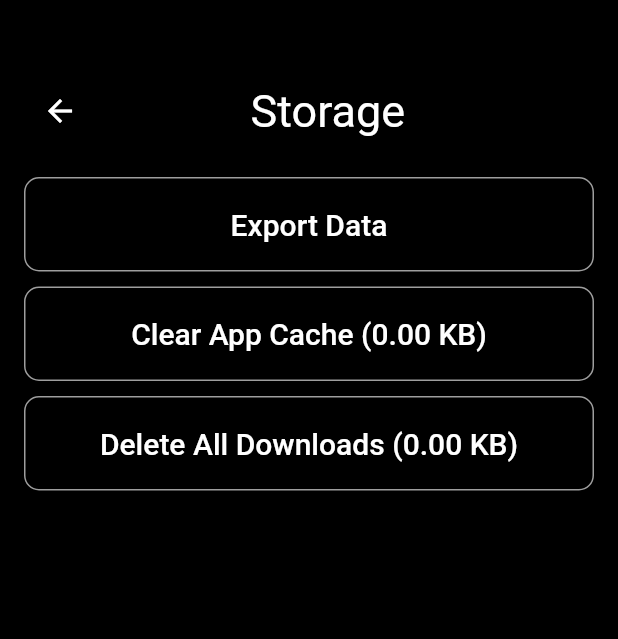
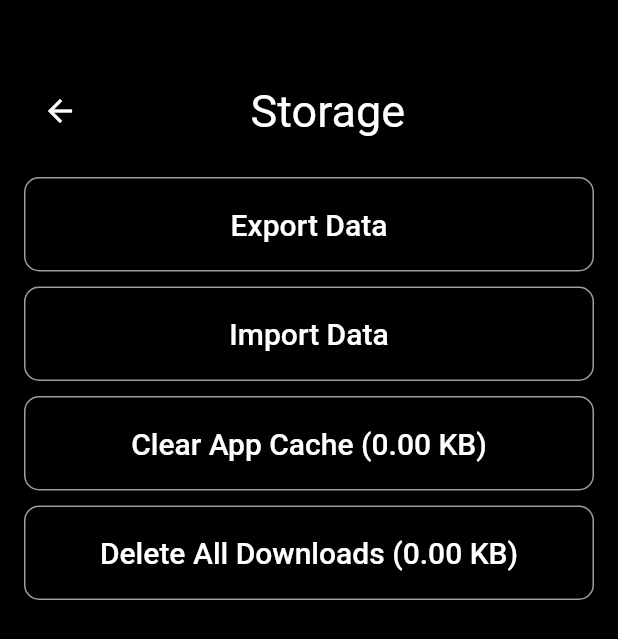
Before and after one commit to WeebNetsu/nclientv3, a Flutter app: the SettingsStorageView screen opened by its route, on a phone screen of 412 x 824 dp. Shown: the top 639 px of the screen. Run offline on Flutter 3.47's test engine with Material 2 defaults, Android fonts, the phone set to English and light mode, and no system bars; our stand-ins replace file_picker, flutter_keyboard_visibility, focused_menu, lazy_load_scrollview, random_string, share_plus and 1 more; missing offline and left inert: nhentai, observe_internet_connectivity, webview_cookie_manager, wolt_modal_sheet; statements that could not run were skipped.

Commit message:
Implemented save data importing

```diff
--- a/lib/views/settings_storage/settings_storage_view.dart
+++ b/lib/views/settings_storage/settings_storage_view.dart
@@ -42,6 +42,12 @@ class _SettingsStorageViewState extends State<SettingsStorageView> {
               text: "Export Data",
               onPressed: () async {
                 await _userPreferences.export();
+              },
+            ),
+            FullWidthButton(
+              text: "Import Data",
+              onPressed: () async {
+                await _userPreferences.import();
               },
             ),
             FutureBuilder<int>(
--- a/pubspec.yaml
+++ b/pubspec.yaml
@@ -4,7 +4,7 @@ description: New and improved nHentai browsing app!
 # pub.dev using `flutter pub publish`. This is preferred for private packages.
 publish_to: "none" # Remove this line if you wish to publish to pub.dev
 
-version: 0.7.11+1
+version: 0.8.0+1
 
 environment:
   sdk: ">=3.0.5 <4.0.0"
@@ -52,7 +52,7 @@ dependencies:
   # to zip and unzip files
   archive: ^3.3.7
   # ask user for permissions
-  permission_handler: ^10.4.3
+  # permission_handler: ^10.4.3
   # open up share dialog to send something over social media
   share_plus: ^7.1.0
   file_picker: ^5.3.3
```
Also changed, not shown: lib/models/user_preferences.dart (+32 -9 lines), lib/utils/files.dart (+23 -0 lines), pubspec.lock.
